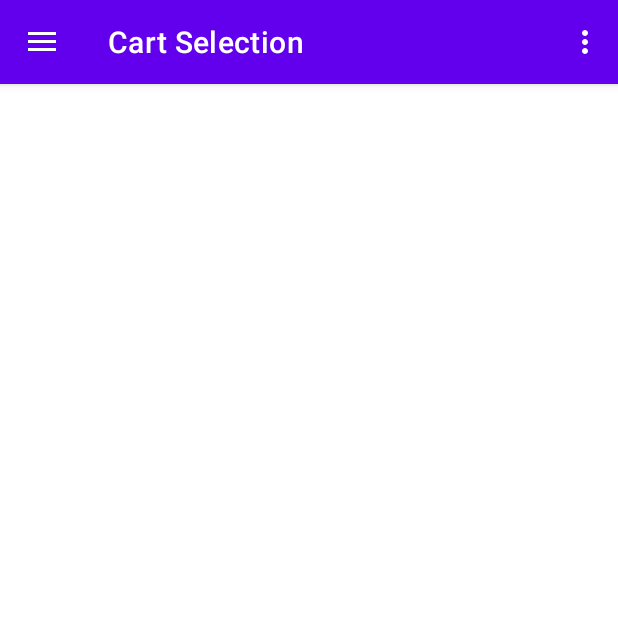
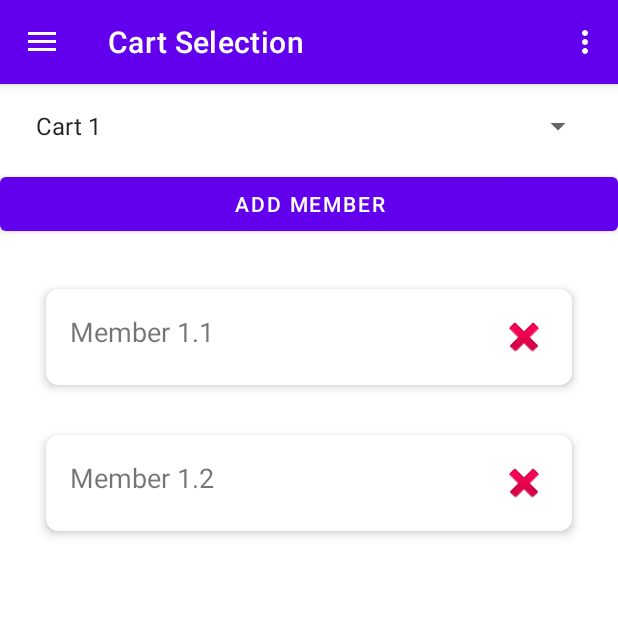
Before and after one commit to PiedPipersNURE/SmartCart, an Android app: the screen it shows after launch (MainActivity), in the side drawer, after a tap on "Cart Selection", on a phone screen of 412 x 824 dp, the top half of it. Run offline under Robolectric (Android 15) with nearby library versions, the phone set to English and light mode, and no system bars; our stand-ins replace navigation-ui.

```diff
--- a/apiClient/build.gradle.kts
+++ b/apiClient/build.gradle.kts
@@ -1,5 +1,11 @@
+import smartcart.Guava
+
 plugins {
     id("java-library")
+}
+
+dependencies{
+    implementation(Guava.guavaLib)
 }
 
 java {
--- a/apiClient/src/main/java/ua/nure/apiclient/SmartCartClient.java
+++ b/apiClient/src/main/java/ua/nure/apiclient/SmartCartClient.java
@@ -1,4 +1,5 @@
 package ua.nure.apiclient;
 
 public class SmartCartClient {
+
 }
--- a/app/src/main/java/ua/nure/smartcart/ui/cartgallery/CartGalleryViewModel.kt
+++ b/app/src/main/java/ua/nure/smartcart/ui/cartgallery/CartGalleryViewModel.kt
@@ -7,7 +7,7 @@ import androidx.lifecycle.ViewModel
 class CartGalleryViewModel : ViewModel() {
 
     private val _text = MutableLiveData<String>().apply {
-        value = "This is gallery Fragment"
+        value = "This is cart gallery menu"
     }
     val text: LiveData<String> = _text
 }
--- a/app/src/main/java/ua/nure/smartcart/ui/cartselection/CartSelectionFragment.kt
+++ b/app/src/main/java/ua/nure/smartcart/ui/cartselection/CartSelectionFragment.kt
@@ -4,15 +4,38 @@ import android.os.Bundle
 import android.view.LayoutInflater
 import android.view.View
 import android.view.ViewGroup
+import android.widget.AdapterView
+import android.widget.ArrayAdapter
+import android.widget.Button
+import android.widget.EditText
+import android.widget.Spinner
 import androidx.fragment.app.Fragment
 import androidx.lifecycle.ViewModelProvider
+import androidx.recyclerview.widget.LinearLayoutManager
+import androidx.recyclerview.widget.RecyclerView
+import com.google.android.material.dialog.MaterialAlertDialogBuilder
+import ua.nure.smartcart.R
 import ua.nure.smartcart.databinding.FragmentSlideshowBinding
+
+data class Cart(val cartName: String, val members: MutableList<Member>)
 
 class CartSelectionFragment : Fragment() {
 
     private var _binding: FragmentSlideshowBinding? = null
+    private val binding get() = _binding!!
 
-    private val binding get() = _binding!!
+    private lateinit var spinnerCarts: Spinner
+    private lateinit var recyclerViewMembers: RecyclerView
+    private lateinit var membersAdapter: MembersAdapter
+    private lateinit var buttonAddMember: Button
+
+    private val carts = mutableListOf(
+        Cart("Cart 1", mutableListOf(Member("Member 1.1"), Member("Member 1.2"))),
+        Cart("Cart 2", mutableListOf(Member("Member 2.1"), Member("Member 2.2"), Member("Member 2.3"))),
+        Cart("Cart 3", mutableListOf(Member("Member 3.1"), Member("Member 3.2")))
+    )
+
+    private var selectedCart: Cart? = null
 
     override fun onCreateView(
         inflater: LayoutInflater,
@@ -25,7 +48,77 @@ class CartSelectionFragment : Fragment() {
         _binding = FragmentSlideshowBinding.inflate(inflater, container, false)
         val root: View = binding.root
 
+        spinnerCarts = root.findViewById(R.id.spinner_carts)
+        recyclerViewMembers = root.findViewById(R.id.recycler_view_members)
+        recyclerViewMembers.layoutManager = LinearLayoutManager(context)
+        buttonAddMember = root.findViewById(R.id.button_add_member)
+
+        val cartNames = carts.map { it.cartName }
+        val spinnerAdapter = ArrayAdapter(requireContext(), android.R.layout.simple_spinner_item, cartNames)
+        spinnerAdapter.setDropDownViewResource(android.R.layout.simple_spinner_dropdown_item)
+        spinnerCarts.adapter = spinnerAdapter
+
+        spinnerCarts.onItemSelectedListener = object : AdapterView.OnItemSelectedListener {
+            override fun onItemSelected(parent: AdapterView<*>, view: View, position: Int, id: Long) {
+                selectedCart = carts[position]
+                updateMembers(selectedCart!!.members)
+            }
+
+            override fun onNothingSelected(parent: AdapterView<*>) {
+                // Do nothing
+            }
+        }
+
+        buttonAddMember.setOnClickListener { showAddMemberDialog() }
+
+        // Initialize with the first cart's members
+        if (carts.isNotEmpty()) {
+            selectedCart = carts[0]
+            updateMembers(selectedCart!!.members)
+        }
+
         return root
+    }
+
+    private fun updateMembers(members: MutableList<Member>) {
+        membersAdapter = MembersAdapter(members) { member ->
+            showRemoveMemberConfirmation(member)
+        }
+                recyclerViewMembers.adapter = membersAdapter
+    }
+
+    private fun showAddMemberDialog() {
+        val builder = MaterialAlertDialogBuilder(requireContext())
+        builder.setTitle("Add Member")
+        val dialogView = layoutInflater.inflate(R.layout.dialog_add_member, null)
+        val input = dialogView.findViewById<EditText>(R.id.input_member_name)
+        builder.setView(dialogView)
+
+        builder.setPositiveButton("Add") { dialog, _ ->
+            val memberName = input.text.toString()
+            if (memberName.isNotEmpty()) {
+                selectedCart?.members?.add(Member(memberName))
+                membersAdapter.notifyDataSetChanged()
+            }
+            dialog.dismiss()
+        }
+        builder.setNegativeButton("Cancel") { dialog, _ -> dialog.cancel() }
+
+        builder.show()
+    }
+
+    private fun showRemoveMemberConfirmation(member: Member) {
+        val builder = MaterialAlertDialogBuilder(requireContext())
+        builder.setTitle("Remove Member")
+        builder.setMessage("Are you sure you want to remove this member?")
+        builder.setPositiveButton("Yes") { dialog, _ ->
+            selectedCart?.members?.remove(member)
+            membersAdapter.notifyDataSetChanged()
+            dialog.dismiss()
+        }
+        builder.setNegativeButton("No") { dialog, _ -> dialog.cancel() }
+
+        builder.show()
     }
 
     override fun onDestroyView() {
--- a/app/src/main/java/ua/nure/smartcart/ui/cartselection/CartSelectionViewModel.kt
+++ b/app/src/main/java/ua/nure/smartcart/ui/cartselection/CartSelectionViewModel.kt
@@ -7,7 +7,7 @@ import androidx.lifecycle.ViewModel
 class CartSelectionViewModel : ViewModel() {
 
     private val _text = MutableLiveData<String>().apply {
-        value = "This is slideshow Fragment"
+        value = "This is cart selection menu"
     }
     val text: LiveData<String> = _text
 }
--- /dev/null
+++ b/app/src/main/java/ua/nure/smartcart/ui/cartselection/MemberAdapter.kt
@@ -0,0 +1,38 @@
+package ua.nure.smartcart.ui.cartselection
+
+import android.view.LayoutInflater
+import android.view.View
+import android.view.ViewGroup
+import android.widget.ImageButton
+import android.widget.TextView
+import androidx.recyclerview.widget.RecyclerView
+import ua.nure.smartcart.R
+
+data class Member(val memberName: String)
+
+class MembersAdapter(
+    private val members: MutableList<Member>,
+    private val onRemoveClick: (Member) -> Unit
+) : RecyclerView.Adapter<MembersAdapter.MemberViewHolder>() {
+
+    class MemberViewHolder(view: View) : RecyclerView.ViewHolder(view) {
+        val memberName: TextView = view.findViewById(R.id.member_name)
+        val removeButton: ImageButton = view.findViewById(R.id.button_remove_member)
+    }
+
+    override fun onCreateViewHolder(parent: ViewGroup, viewType: Int): MemberViewHolder {
+        val view = LayoutInflater.from(parent.context)
+            .inflate(R.layout.item_member, parent, false)
+        return MemberViewHolder(view)
+    }
+
+    override fun onBindViewHolder(holder: MemberViewHolder, position: Int) {
+        val member = members[position]
+        holder.memberName.text = member.memberName
+        holder.removeButton.setOnClickListener {
+            onRemoveClick(member)
+        }
+    }
+
+    override fun getItemCount() = members.size
+}
--- a/app/src/main/res/layout/fragment_slideshow.xml
+++ b/app/src/main/res/layout/fragment_slideshow.xml
@@ -1,6 +1,38 @@
 <?xml version="1.0" encoding="utf-8"?>
 <androidx.constraintlayout.widget.ConstraintLayout xmlns:android="http://schemas.android.com/apk/res/android"
+    xmlns:app="http://schemas.android.com/apk/res-auto"
     xmlns:tools="http://schemas.android.com/tools"
     android:layout_width="match_parent"
     android:layout_height="match_parent"
-    tools:context=".ui.cartselection.CartSelectionFragment" />
+    tools:context=".ui.cartselection.CartSelectionFragment">
+
+    <Spinner
+        android:id="@+id/spinner_carts"
+        android:layout_width="0dp"
+        android:layout_height="wrap_content"
+        android:layout_margin="16dp"
+        app:layout_constraintTop_toTopOf="parent"
+        app:layout_constraintStart_toStartOf="parent"
+        app:layout_constraintEnd_toEndOf="parent" />
+
+    <Button
+        android:id="@+id/button_add_member"
+        android:layout_width="0dp"
+        android:layout_height="wrap_content"
+        android:layout_marginTop="16dp"
+        android:text="Add Member"
+        app:layout_constraintTop_toBottomOf="@id/spinner_carts"
+        app:layout_constraintStart_toStartOf="parent"
+        app:layout_constraintEnd_toEndOf="parent" />
+
+    <androidx.recyclerview.widget.RecyclerView
+        android:id="@+id/recycler_view_members"
+        android:layout_width="0dp"
+        android:layout_height="0dp"
+        android:layout_margin="16dp"
+        app:layout_constraintTop_toBottomOf="@id/button_add_member"
+        app:layout_constraintBottom_toBottomOf="parent"
+        app:layout_constraintStart_toStartOf="parent"
+        app:layout_constraintEnd_toEndOf="parent" />
+
+</androidx.constraintlayout.widget.ConstraintLayout>
--- /dev/null
+++ b/app/src/main/res/layout/item_member.xml
@@ -0,0 +1,39 @@
+<?xml version="1.0" encoding="utf-8"?>
+<androidx.cardview.widget.CardView xmlns:android="http://schemas.android.com/apk/res/android"
+    xmlns:app="http://schemas.android.com/apk/res-auto"
+    android:layout_width="match_parent"
+    android:layout_height="wrap_content"
+    android:layout_margin="8dp"
+    app:cardCornerRadius="8dp"
+    app:cardElevation="4dp"
+    app:cardUseCompatPadding="true">
+
+    <androidx.constraintlayout.widget.ConstraintLayout
+        android:layout_width="match_parent"
+        android:layout_height="wrap_content"
+        android:padding="16dp">
+
+        <TextView
+            android:id="@+id/member_name"
+            android:layout_width="0dp"
+            android:layout_height="wrap_content"
+            android:text="Member Name"
+            android:textSize="18sp"
+            app:layout_constraintTop_toTopOf="parent"
+            app:layout_constraintStart_toStartOf="parent"
+            app:layout_constraintEnd_toStartOf="@id/button_remove_member"
+            android:layout_marginEnd="8dp" />
+
+        <ImageButton
+            android:id="@+id/button_remove_member"
+            android:layout_width="wrap_content"
+            android:layout_height="wrap_content"
+            android:src="@android:drawable/ic_delete"
+            android:contentDescription="Remove member"
+            app:layout_constraintEnd_toEndOf="parent"
+            app:layout_constraintTop_toTopOf="parent"
+            app:layout_constraintBottom_toBottomOf="parent"
+            android:background="?attr/selectableItemBackgroundBorderless"/>
+
+    </androidx.constraintlayout.widget.ConstraintLayout>
+</androidx.cardview.widget.CardView>
```
Also changed, not shown: apiClient/src/main/java/ua/nure/apiclient/model/Cart.java (+65 -0 lines), apiClient/src/main/java/ua/nure/apiclient/model/CartMember.java (+64 -0 lines), apiClient/src/main/java/ua/nure/apiclient/model/Product.java (+113 -0 lines), app/src/main/res/layout/dialog_add_member.xml (added, +14 -0 lines), buildSrc/src/main/kotlin/smartcart/Guava.kt (added, +17 -0 lines).
